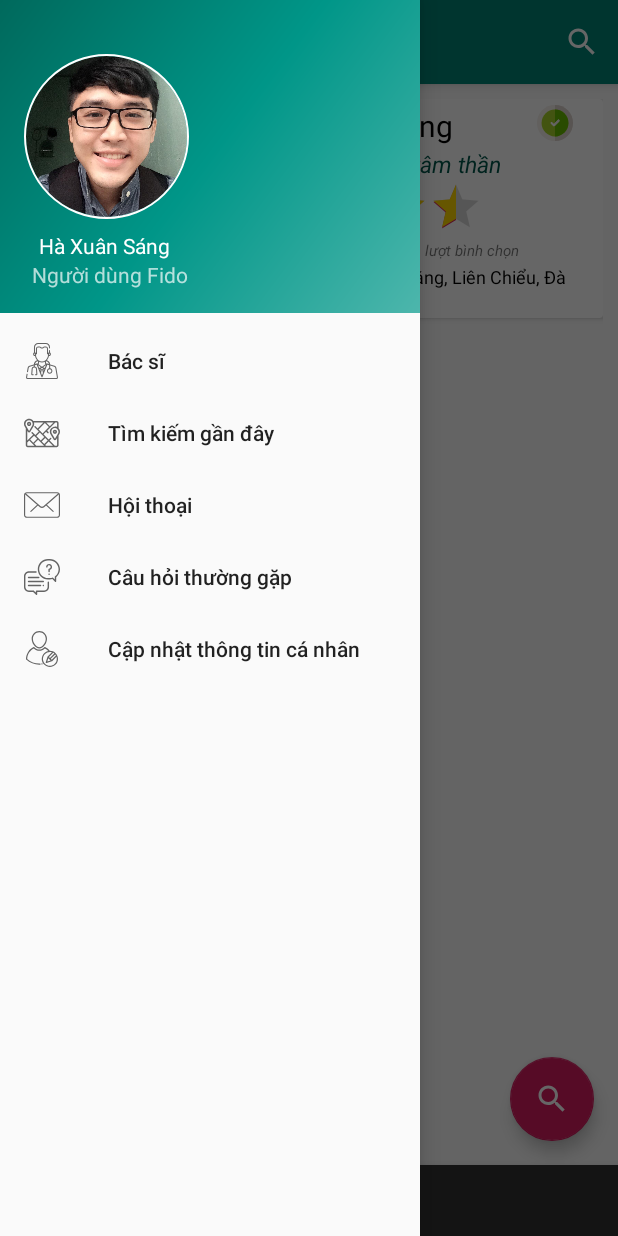
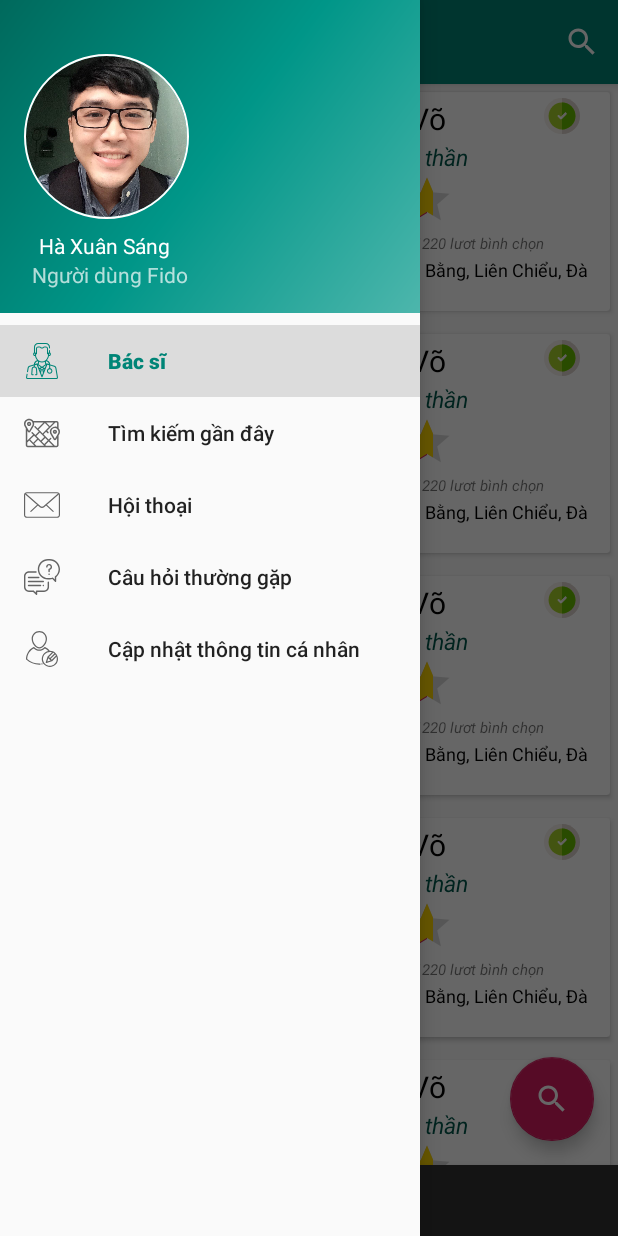
Before and after one commit to haxuansang/FIDO, an Android app: the MainActivity screen opened directly, with no data from a screen before it, after a tap on "Open navigation drawer", on a phone screen of 412 x 824 dp. Run offline under Robolectric (Android 15) with nearby library versions, the phone set to English and light mode, and no system bars; our stand-ins replace CircleImageView, Picasso; pictures from the network do not load; 1 other tap on this screen came first.

Commit message:
create_doctor_fragment_8/3/2019

```diff
--- a/app/src/main/java/com/example/jake/fido/MainActivity.java
+++ b/app/src/main/java/com/example/jake/fido/MainActivity.java
@@ -3,6 +3,8 @@ package com.example.jake.fido;
 import android.os.Bundle;
 import android.support.design.widget.FloatingActionButton;
 import android.support.design.widget.Snackbar;
+import android.support.v4.app.Fragment;
+import android.support.v4.app.FragmentManager;
 import android.view.View;
 import android.support.design.widget.NavigationView;
 import android.support.v4.view.GravityCompat;
@@ -13,16 +15,22 @@ import android.support.v7.widget.Toolbar;
 import android.view.Menu;
 import android.view.MenuItem;
 
+import com.example.jake.fido.View.Fragment.DoctorFragment;
+
 public class MainActivity extends AppCompatActivity
         implements NavigationView.OnNavigationItemSelectedListener {
+    FragmentManager fragmentManager;
+    DrawerLayout drawer;
 
     @Override
     protected void onCreate(Bundle savedInstanceState) {
         super.onCreate(savedInstanceState);
         setContentView(R.layout.activity_main);
+        fragmentManager = getSupportFragmentManager();
+        fragmentManager.beginTransaction().replace(R.id.flContent, DoctorFragment.newInstance()).commit();
         Toolbar toolbar = (Toolbar) findViewById(R.id.toolbar);
         setSupportActionBar(toolbar);
-
+        drawer = (DrawerLayout) findViewById(R.id.drawer_layout);
         FloatingActionButton fab = (FloatingActionButton) findViewById(R.id.fab);
         fab.setOnClickListener(new View.OnClickListener() {
             @Override
@@ -39,6 +47,7 @@ public class MainActivity extends AppCompatActivity
         toggle.syncState();
 
         NavigationView navigationView = (NavigationView) findViewById(R.id.nav_view);
+        navigationView.setCheckedItem(R.id.nav_doctors);
         navigationView.setNavigationItemSelectedListener(this);
     }
 
@@ -78,11 +87,18 @@ public class MainActivity extends AppCompatActivity
     @Override
     public boolean onNavigationItemSelected(MenuItem item) {
         // Handle navigation view item clicks here.
+        Fragment fragment = null;
+        Class fragmentClass = null;
         int id = item.getItemId();
 
-       /* if (id == R.id.nav_camera) {
+
+      if (id == R.id.nav_doctors) {
             // Handle the camera action
-        } else if (id == R.id.nav_gallery) {
+          fragmentClass = DoctorFragment.class;
+
+
+
+     /*   } else if (id == R.id.na) {
 
         } else if (id == R.id.nav_slideshow) {
 
@@ -91,10 +107,20 @@ public class MainActivity extends AppCompatActivity
         } else if (id == R.id.nav_share) {
 
         } else if (id == R.id.nav_send) {
+*/
+        }
+        try {
+            fragment = (Fragment)fragmentClass.newInstance();
+        } catch (Exception e) {
+            e.printStackTrace();
+        }
 
-        }*/
+        fragmentManager.beginTransaction().replace(R.id.flContent, fragment).commit();
+        /*// Highlight the selected item has been done by NavigationView
+        menuItem.setChecked(true);
+        // Set action bar title
+        setTitle(menuItem.getTitle());*/
 
-        DrawerLayout drawer = (DrawerLayout) findViewById(R.id.drawer_layout);
         drawer.closeDrawer(GravityCompat.START);
         return true;
     }
--- /dev/null
+++ b/app/src/main/java/com/example/jake/fido/Objects/DoctorObjects.java
@@ -0,0 +1,73 @@
+package com.example.jake.fido.Objects;
+
+public class DoctorObjects {
+    public String name,major,description,address,imageLink;
+    public double evaluation;
+
+    public String getImageLink() {
+        return imageLink;
+    }
+
+    public void setImageLink(String imageLink) {
+        this.imageLink = imageLink;
+    }
+
+    public DoctorObjects(String name, String major, String description, String address, String imageLink, int evaluation) {
+
+        this.name = name;
+        this.major = major;
+        this.description = description;
+        this.address = address;
+        this.imageLink = imageLink;
+        this.evaluation = evaluation;
+    }
+
+    public DoctorObjects(String name, String major, String description, String address, double evaluation) {
+        this.name = name;
+
+        this.major = major;
+        this.description = description;
+        this.address = address;
+        this.evaluation = evaluation;
+    }
+
+    public String getName() {
+        return name;
+    }
+
+    public void setName(String name) {
+        this.name = name;
+    }
+
+    public String getMajor() {
+        return major;
+    }
+
+    public void setMajor(String major) {
+        this.major = major;
+    }
+
+    public String getDescription() {
+        return description;
+    }
+
+    public void setDescription(String description) {
+        this.description = description;
+    }
+
+    public String getAddress() {
+        return address;
+    }
+
+    public void setAddress(String address) {
+        this.address = address;
+    }
+
+    public double getEvaluation() {
+        return evaluation;
+    }
+
+    public void setEvaluation(double evaluation) {
+        this.evaluation = evaluation;
+    }
+}
--- /dev/null
+++ b/app/src/main/java/com/example/jake/fido/View/Adapter/AdapterDoctors.java
@@ -0,0 +1,73 @@
+package com.example.jake.fido.View.Adapter;
+
+import android.app.Activity;
+import android.content.Context;
+import android.support.annotation.NonNull;
+import android.support.v7.widget.RecyclerView;
+import android.view.LayoutInflater;
+import android.view.View;
+import android.view.ViewGroup;
+import android.widget.RatingBar;
+import android.widget.TextView;
+
+import com.example.jake.fido.Objects.DoctorObjects;
+import com.example.jake.fido.R;
+import com.squareup.picasso.Picasso;
+
+import org.w3c.dom.Text;
+
+import java.util.ArrayList;
+import java.util.zip.Inflater;
+
+import de.hdodenhof.circleimageview.CircleImageView;
+
+public class AdapterDoctors extends RecyclerView.Adapter<AdapterDoctors.ViewHolderDoctors>{
+    ArrayList<DoctorObjects> listDoctors;
+    Activity mActivity;
+    Context mContext;
+    public AdapterDoctors(Activity mActivity, Context mContext, ArrayList<DoctorObjects> listDoctors)
+    {
+        this.mActivity = mActivity;
+        this.mContext=mContext;
+        this.listDoctors=listDoctors;
+
+    }
+
+    @NonNull
+    @Override
+    public ViewHolderDoctors onCreateViewHolder(@NonNull ViewGroup parent, int viewType) {
+        View view = LayoutInflater.from(mContext).inflate(R.layout.doctor_elements,parent,false);
+        return new ViewHolderDoctors(view);
+    }
+
+    @Override
+    public void onBindViewHolder(@NonNull ViewHolderDoctors holder, int position) {
+        DoctorObjects doctorObjects = listDoctors.get(position);
+        Picasso.with(mContext).load(doctorObjects.getImageLink()).fit().into(holder.doctorImage);
+        holder.tvDoctorName.setText(doctorObjects.getName());
+        holder.tvMajor.setText("Chuyên khoa:"+doctorObjects.getMajor());
+        holder.tvAddress.setText(doctorObjects.getAddress());
+        holder.tvDescription.setText(doctorObjects.getDescription());
+        holder.ratingBar.setNumStars((int)doctorObjects.getEvaluation());
+    }
+
+    @Override
+    public int getItemCount() {
+        return listDoctors.size();
+    }
+    class ViewHolderDoctors extends RecyclerView.ViewHolder{
+        CircleImageView doctorImage;
+        TextView tvDoctorName,tvMajor,tvDescription,tvAddress;
+        RatingBar ratingBar;
+        public ViewHolderDoctors(View itemView) {
+            super(itemView);
+            doctorImage = (CircleImageView) itemView.findViewById(R.id.circleview_doctor);
+            tvDoctorName = (TextView)itemView.findViewById(R.id.tv_namedoctor);
+            tvMajor = (TextView)itemView.findViewById(R.id.tv_major_doctor);
+            tvDescription = (TextView)itemView.findViewById(R.id.tv_evaluate_doctor);
+            tvAddress = (TextView)itemView.findViewById(R.id.tv_addressofdoctor);
+            ratingBar = (RatingBar)itemView.findViewById(R.id.rating_doctor);
+
+        }
+    }
+}
--- a/app/src/main/java/com/example/jake/fido/View/Fragment/DoctorFragment.java
+++ b/app/src/main/java/com/example/jake/fido/View/Fragment/DoctorFragment.java
@@ -4,11 +4,17 @@ import android.content.Context;
 import android.net.Uri;
 import android.os.Bundle;
 import android.support.v4.app.Fragment;
+import android.support.v7.widget.LinearLayoutManager;
+import android.support.v7.widget.RecyclerView;
 import android.view.LayoutInflater;
 import android.view.View;
 import android.view.ViewGroup;
 
+import com.example.jake.fido.Objects.DoctorObjects;
 import com.example.jake.fido.R;
+import com.example.jake.fido.View.Adapter.AdapterDoctors;
+
+import java.util.ArrayList;
 
 /**
  * A simple {@link Fragment} subclass.
@@ -27,8 +33,11 @@ public class DoctorFragment extends Fragment {
     // TODO: Rename and change types of parameters
     private String mParam1;
     private String mParam2;
-
+    private View view;
     private OnFragmentInteractionListener mListener;
+    private RecyclerView rvDoctors;
+    AdapterDoctors adapterDoctors;
+    ArrayList<DoctorObjects> listFakeDoctors = new ArrayList<>();
 
     public DoctorFragment() {
         // Required empty public constructor
@@ -38,16 +47,15 @@ public class DoctorFragment extends Fragment {
      * Use this factory method to create a new instance of
      * this fragment using the provided parameters.
      *
-     * @param param1 Parameter 1.
-     * @param param2 Parameter 2.
+
      * @return A new instance of fragment DoctorFragment.
      */
     // TODO: Rename and change types and number of parameters
-    public static DoctorFragment newInstance(String param1, String param2) {
+    public static DoctorFragment newInstance() {
         DoctorFragment fragment = new DoctorFragment();
         Bundle args = new Bundle();
-        args.putString(ARG_PARAM1, param1);
-        args.putString(ARG_PARAM2, param2);
+       /* args.putString(ARG_PARAM1, param1);
+        args.putString(ARG_PARAM2, param2);*/
         fragment.setArguments(args);
         return fragment;
     }
@@ -65,7 +73,31 @@ public class DoctorFragment extends Fragment {
     public View onCreateView(LayoutInflater inflater, ViewGroup container,
                              Bundle savedInstanceState) {
         // Inflate the layout for this fragment
-        return inflater.inflate(R.layout.fragment_doctor, container, false);
+        view = inflater.inflate(R.layout.fragment_doctor, container, false);
+        rvDoctors = (RecyclerView) view.findViewById(R.id.rv_doctors);
+        fakeData();
+        adapterDoctors = new AdapterDoctors(getActivity(),getContext(),listFakeDoctors);
+        rvDoctors.setHasFixedSize(true);
+        rvDoctors.setLayoutManager(new LinearLayoutManager(getContext()));
+        rvDoctors.setAdapter(adapterDoctors);
+        return view;
+    }
+
+    private void fakeData() {
+       listFakeDoctors.add(new DoctorObjects("Bs. Ngô Văn Võ","Tâm thần","Đánh giá 4.5 sao dựa trên 1220 lươt bình chọn","Kiệt 82, Nguyễn Lương Bằng, Liên Chiểu, Đà Nẵng ",
+               "https://cdn.tuoitre.vn/thumb_w/640/2018/2/10/bac-si-tran-huynh-151824259749249048360.jpg",(int)4.5));
+        listFakeDoctors.add(new DoctorObjects("Bs. Ngô Văn Võ","Tâm thần","Đánh giá 4.5 sao dựa trên 1220 lươt bình chọn","Kiệt 82, Nguyễn Lương Bằng, Liên Chiểu, Đà Nẵng ",
+                "https://media.doisongvietnam.vn/u/rootimage/editor/2018/02/27/13/21/s21519690899_1206.jpg",(int)4.5));
+        listFakeDoctors.add(new DoctorObjects("Bs. Ngô Văn Võ","Tâm thần","Đánh giá 4.5 sao dựa trên 1220 lươt bình chọn","Kiệt 82, Nguyễn Lương Bằng, Liên Chiểu, Đà Nẵng ",
+                "https://cdn.tuoitre.vn/thumb_w/640/2018/2/10/bac-si-tran-huynh-151824259749249048360.jpg",(int)4.5));
+        listFakeDoctors.add(new DoctorObjects("Bs. Ngô Văn Võ","Tâm thần","Đánh giá 4.5 sao dựa trên 1220 lươt bình chọn","Kiệt 82, Nguyễn Lương Bằng, Liên Chiểu, Đà Nẵng ",
+                "https://media.doisongvietnam.vn/u/rootimage/editor/2018/02/27/13/21/s21519690899_1206.jpg",(int)4.5));
+        listFakeDoctors.add(new DoctorObjects("Bs. Ngô Văn Võ","Tâm thần","Đánh giá 4.5 sao dựa trên 1220 lươt bình chọn","Kiệt 82, Nguyễn Lương Bằng, Liên Chiểu, Đà Nẵng ",
+                "https://cdn.tuoitre.vn/thumb_w/640/2018/2/10/bac-si-tran-huynh-151824259749249048360.jpg",(int)4.5));
+        listFakeDoctors.add(new DoctorObjects("Bs. Ngô Văn Võ","Tâm thần","Đánh giá 4.5 sao dựa trên 1220 lươt bình chọn","Kiệt 82, Nguyễn Lương Bằng, Liên Chiểu, Đà Nẵng ",
+                "https://media.doisongvietnam.vn/u/rootimage/editor/2018/02/27/13/21/s21519690899_1206.jpg",(int)4.5));
+
+
     }
 
     // TODO: Rename method, update argument and hook method into UI event
@@ -78,12 +110,12 @@ public class DoctorFragment extends Fragment {
     @Override
     public void onAttach(Context context) {
         super.onAttach(context);
-        if (context instanceof OnFragmentInteractionListener) {
+      /*  if (context instanceof OnFragmentInteractionListener) {
             mListener = (OnFragmentInteractionListener) context;
         } else {
             throw new RuntimeException(context.toString()
                     + " must implement OnFragmentInteractionListener");
-        }
+        }*/
     }
 
     @Override
--- a/app/src/main/res/layout/doctor_elements.xml
+++ b/app/src/main/res/layout/doctor_elements.xml
@@ -1,13 +1,17 @@
 <?xml version="1.0" encoding="utf-8"?>
 <RelativeLayout
     xmlns:android="http://schemas.android.com/apk/res/android" android:layout_width="match_parent"
-    android:layout_height="match_parent"
-    android:padding="10dp"
+    android:layout_height="wrap_content"
+
     >
 
 <android.support.v7.widget.CardView
     android:layout_width="match_parent"
     android:layout_height="wrap_content"
+    android:layout_marginLeft="5dp"
+    android:layout_marginRight="5dp"
+    android:layout_marginBottom="10dp"
+    android:layout_marginTop="5dp"
 
     >
 <RelativeLayout
@@ -17,12 +21,12 @@
 
     <de.hdodenhof.circleimageview.CircleImageView
         android:id="@+id/circleview_doctor"
-        android:layout_width="110dp"
-        android:layout_height="110dp"
+        android:layout_width="130dp"
+        android:layout_height="130dp"
         android:layout_centerVertical="true"
         android:src="@drawable/doctorfakee"
         android:layout_marginRight="10dp"
-        android:layout_marginLeft="4dp"
+        android:layout_marginLeft="5dp"
         />
     <ImageView
         android:layout_width="24dp"
@@ -42,7 +46,8 @@
         android:text="Bs. Hà Xuân Sáng"
         android:textColor="@color/black"
         android:textSize="20sp"
-        android:layout_marginTop="4dp"/>
+        android:layout_marginTop="4dp"
+        />
     <TextView
         android:id="@+id/tv_major_doctor"
         android:layout_width="match_parent"
--- a/app/src/main/res/layout/fragment_doctor.xml
+++ b/app/src/main/res/layout/fragment_doctor.xml
@@ -8,11 +8,11 @@
     <!-- TODO: Update blank fragment layout -->
 
 
-  <!--<android.support.v7.widget.RecyclerView
+  <android.support.v7.widget.RecyclerView
       android:id="@+id/rv_doctors"
       android:layout_width="match_parent"
       android:layout_height="match_parent">
 
-  </android.support.v7.widget.RecyclerView>-->
+  </android.support.v7.widget.RecyclerView>
 
 </RelativeLayout>
```
Also changed, not shown: app/src/main/res/layout/content_main.xml (+6 -1 lines).
